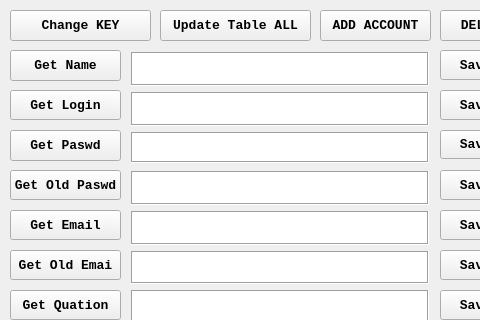
This is myui.ui in themasterid/PStorage as Qt 5 draws it before an edit; both pictures show x 0 to 480 and y 0 to 320 of the 921 by 742 pixel window. The edited form follows.
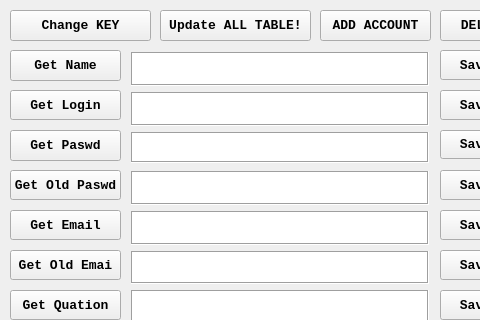
This is the edited form.

Diff of the .ui file:
```diff
--- a/myui.ui
+++ b/myui.ui
@@ -1709,7 +1709,7 @@
      </font>
     </property>
     <property name="text">
-     <string>Update Table ALL</string>
+     <string>Update ALL TABLE!</string>
     </property>
    </widget>
    <widget class="QPushButton" name="pushButton_Change_KEY">
```
